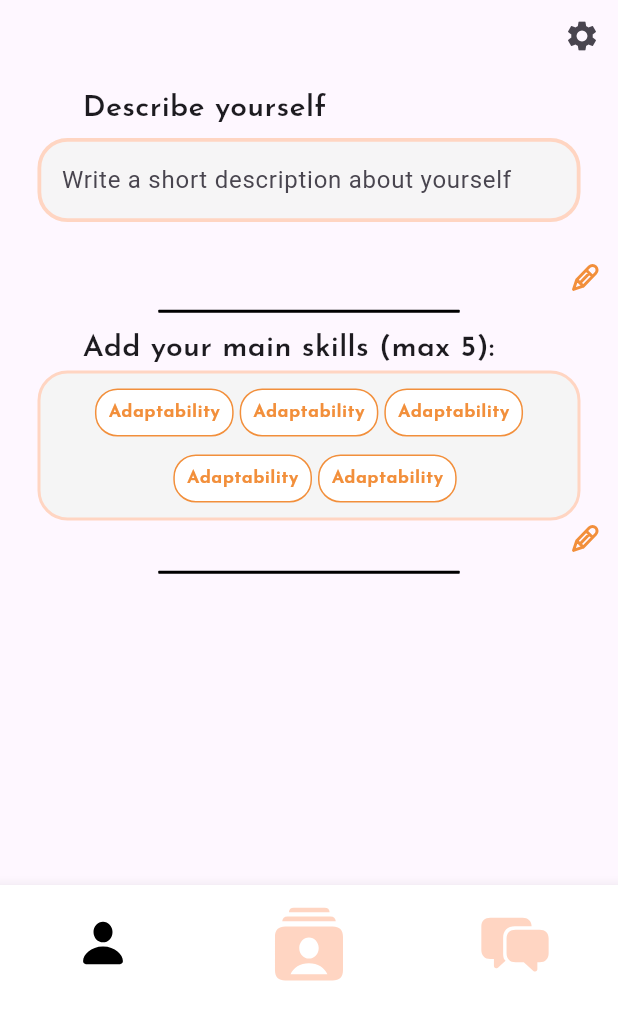
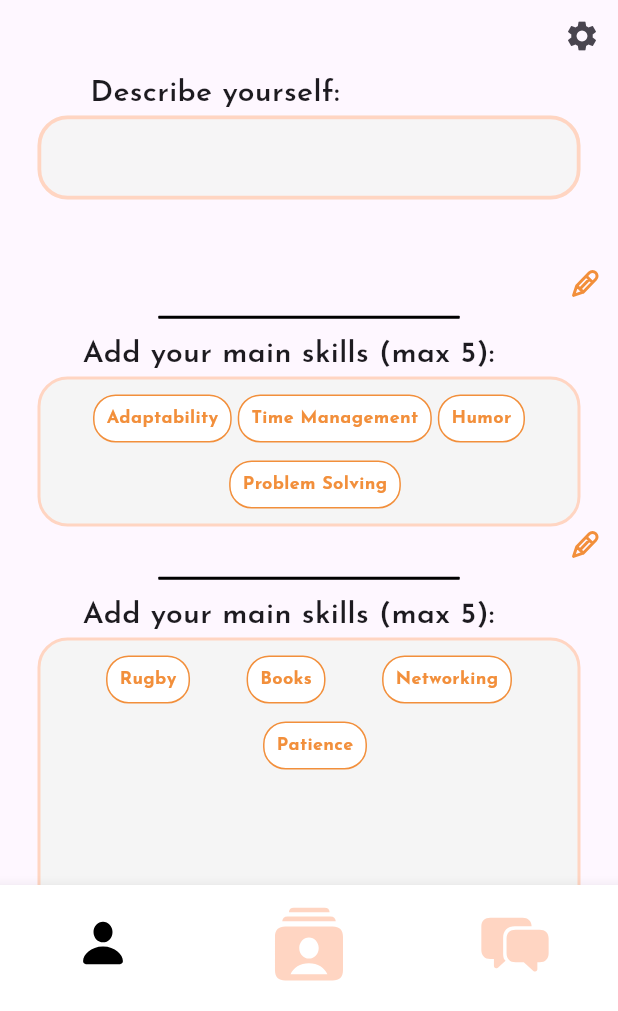
Before and after one commit to algosup/2023-2024-project-5-flutter-team-3, a Flutter app: the ProfilePage screen opened by its route, on a phone screen of 412 x 824 dp, the part 225-1236 px from its top. Run offline on Flutter 3.47's test engine with Material 3 defaults, Android fonts, the phone set to English and light mode, and no system bars; our stand-ins replace cloud_firestore, firebase_auth, firebase_core, flutter_svg, get, go_router and 2 more; accounts and stored records are empty.

Commit message:
finished nearly profile page

```diff
--- a/adopte_a_candidate/lib/pages/profile_page.dart
+++ b/adopte_a_candidate/lib/pages/profile_page.dart
@@ -1,5 +1,7 @@
 // Flutter base packages
+import 'package:flutter/cupertino.dart';
 import 'package:flutter/material.dart';
+import 'package:flutter/widgets.dart';
 import 'package:go_router/go_router.dart';
 import 'package:google_fonts/google_fonts.dart';
 
@@ -12,15 +14,28 @@ import '../widgets/navbar/navigation_bar.dart';
 import '../widgets/buttons/modifier_button.dart';
 
 // Profile Page, the user will be able to see his profile and modify his information.
-class ProfilePage extends StatelessWidget {
+class ProfilePage extends StatefulWidget {
   const ProfilePage({super.key});
 
   @override
+  State<ProfilePage> createState() => _ProfilePageState();
+}
+
+class _ProfilePageState extends State<ProfilePage> {
+  final TextEditingController _controllerAboutMe = TextEditingController();
+
+  @override
+  void dispose() {
+    _controllerAboutMe.dispose();
+    super.dispose();
+  }
+
+  @override
   Widget build(BuildContext context) {
-    final controllerAboutMe = TextEditingController();
     return Scaffold(
       appBar: const Logo(), // Display the logo in the AppBar
-      body: Column(
+      body: SingleChildScrollView(
+        child: Column(
           children: [
             Row(
               mainAxisAlignment: MainAxisAlignment.end,
@@ -32,21 +47,53 @@ class ProfilePage extends StatelessWidget {
                 ),
               ],
             ),
-          Row(
-            mainAxisAlignment: MainAxisAlignment.center,
+            Padding(
+              padding: const EdgeInsets.fromLTRB(60, 0, 0, 0),
+              child: Row(
                 children: [
-              CustomTextField(
-                  // About Me text field, the user can make a small description about himself
-                  controller: controllerAboutMe,
-                  title: 'Describe yourself',
-                  hinttext: 'Write a short description about yourself',
-                  isObscure: false,
-                  isEmail: false,
-                  width: MediaQuery.of(context).size.width - 50,
-                  heigth: 125,
-                  showToggle: false),
+                  Text(
+                    'Describe yourself:',
+                    style: GoogleFonts.josefinSans(
+                      textStyle: const TextStyle(
+                        fontSize: 20,
+                        fontWeight: FontWeight.w600,
+                      ),
+                    ),
+                  )
                 ],
               ),
+            ),
+            Row(mainAxisAlignment: MainAxisAlignment.center, children: [
+              //CustomTextField(
+              // About Me text field, the user can make a small description about himself
+              //  controller: _controllerAboutMe,
+              //title: 'Describe yourself',
+              // hinttext: 'Write a short description about yourself',
+              //isObscure: false,
+              // isEmail: false,
+              // width: MediaQuery.of(context).size.width - 50,
+              //heigth: 125,
+              //showToggle: false),
+              SizedBox(
+                height: 100,
+                width: MediaQuery.of(context).size.width - 50,
+                child: TextField(
+                  controller: _controllerAboutMe,
+                  maxLines: null,
+                  decoration: const InputDecoration(
+                    filled: true,
+                    fillColor: Color(0xDDF5F5F5),
+                    enabledBorder: OutlineInputBorder(
+                      borderSide: BorderSide(
+                        color: Color(0xffffd5c2),
+                        width: 2.5,
+                      ),
+                      borderRadius: BorderRadius.all(Radius.circular(20)),
+                    ),
+                  ),
+                ),
+              )
+            ]),
             const modifierButton(), // Displays the pen button, that will allow to change the information into the text field when pressed
             const SizedBox(height: 10),
             const CardLineHorizontal(), // Displays an horizontal line to comply with design
@@ -88,19 +135,17 @@ class ProfilePage extends StatelessWidget {
                         child: Row(
                             mainAxisAlignment: MainAxisAlignment.spaceEvenly,
                             children: [
-                        Wrap(
-                          children: [
+                              Wrap(children: [
                                 TagRequiredSkills(
                                   text: 'Adaptability',
                                 ),
                                 TagRequiredSkills(
-                              text: 'Adaptability',
+                                  text: 'Time Management',
                                 ),
                                 TagRequiredSkills(
-                              text: 'Adaptability',
+                                  text: 'Humor',
                                 ),
-                          ]
-                        ),
+                              ]),
                             ]),
                       ),
                       Padding(
@@ -109,25 +154,87 @@ class ProfilePage extends StatelessWidget {
                           mainAxisAlignment: MainAxisAlignment.center,
                           children: [
                             TagRequiredSkills(
-                            text: 'Adaptability',
-                          ),TagRequiredSkills(
-                            text: 'Adaptability',
+                              text: 'Problem Solving',
                             ),
-
                           ],
                         ),
                       )
                     ],
+
                   ),
-
-
                 ),
               ],
             ),
             const modifierButton(), // Displays the pen button, that will allow to change the information into the container above when pressed
             const SizedBox(height: 10),
             const CardLineHorizontal(), // Displays an horizontal line to comply with design
+            Padding(
+              padding: const EdgeInsets.fromLTRB(0, 10, 0, 0),
+              child: Row(
+                mainAxisAlignment: MainAxisAlignment.start,
+                children: [
+                  const SizedBox(width: 55),
+                  Text(
+                    'Add your main skills (max 5):',
+                    style: GoogleFonts.josefinSans(
+                      textStyle: const TextStyle(
+                        fontSize: 20,
+                        fontWeight: FontWeight.w600,
+                      ),
+                    ),
+                  ),
                 ],
+              ),
+            ),
+            Container(
+              width: MediaQuery.of(context).size.width - 50,
+              height: 250,
+              decoration: ShapeDecoration(
+                color: const Color(0xFFF5F5F5),
+                shape: RoundedRectangleBorder(
+                  side: const BorderSide(width: 2, color: Color(0xFFFFD5C2)),
+                  borderRadius: BorderRadius.circular(20),
+                ),
+              ),
+              child: const Column(
+                mainAxisAlignment: MainAxisAlignment.start,
+                children: [
+                  Padding(
+                    padding: EdgeInsets.all(8.0),
+                    child: Row(
+                        mainAxisAlignment: MainAxisAlignment.spaceEvenly,
+                        children: [
+                          TagRequiredSkills(
+                            text: 'Rugby',
+                          ),
+                          TagRequiredSkills(
+                            text: 'Books',
+                          ),
+                          TagRequiredSkills(
+                            text: 'Networking',
+                          ),
+                        ]),
+                  ),
+                  Padding(
+                    padding: EdgeInsets.fromLTRB(8, 0, 0, 8),
+                    child: Row(
+                      mainAxisAlignment: MainAxisAlignment.spaceEvenly,
+                      children: [
+                        TagRequiredSkills(
+                          text: 'Patience',
+                        ),
+                      ],
+                    ),
+                  ),
+
+                ],
+              ),
+            ),
+            const Padding(
+              padding: EdgeInsets.fromLTRB(0, 0, 0, 10),
+                child: modifierButton()),
+          ],
+        ),
       ),
       bottomNavigationBar: CustomBottomNavBar(
         currentRoute: '/profile', // Set the current route for MessagePage
```
Lines whose indentation alone changed are shown as unchanged.
